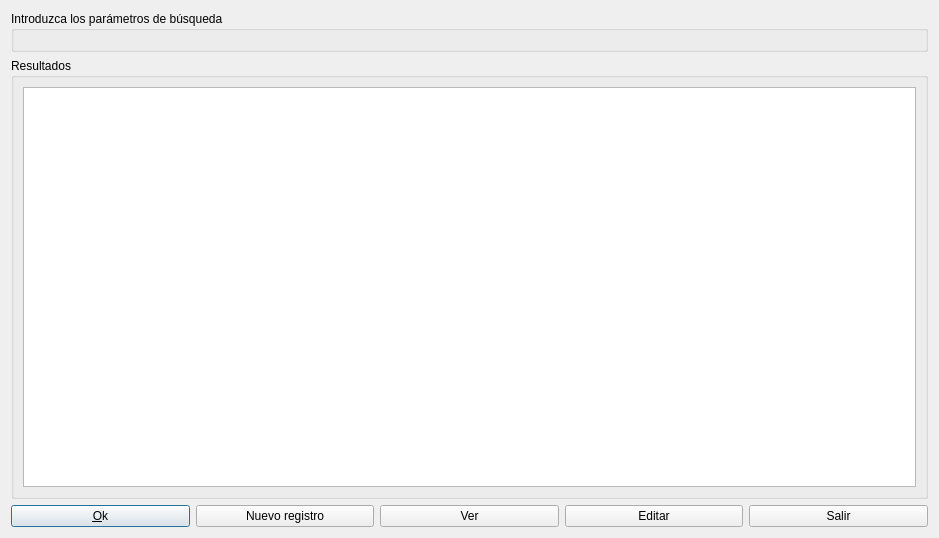
Qt form src/lib/daobusiness/forms/dbsearchdlg.ui (dpinelo/AS7) before a commit.
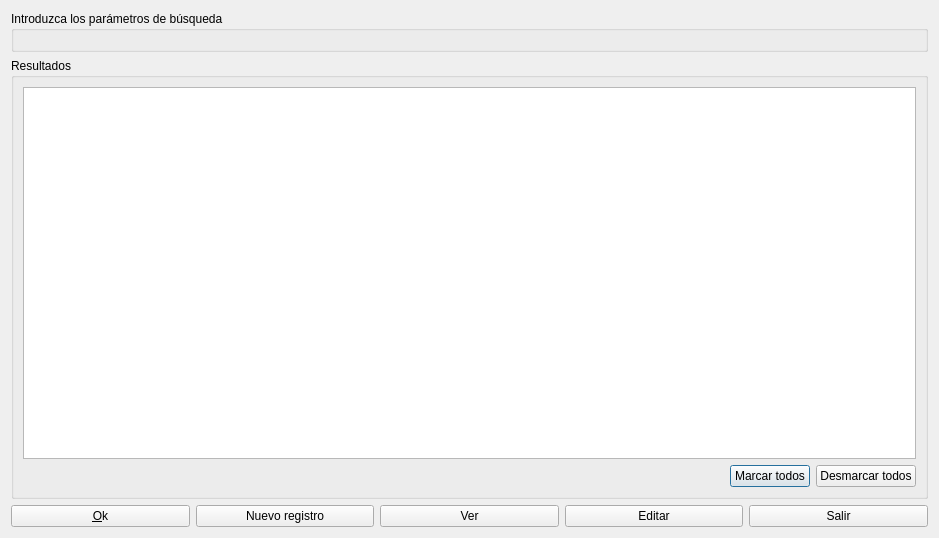
The same form after that commit. Icons and pictures are not drawn. Custom widgets are drawn as their Qt base class.

```diff
--- a/src/lib/daobusiness/forms/dbsearchdlg.ui
+++ b/src/lib/daobusiness/forms/dbsearchdlg.ui
@@ -35,8 +35,8 @@
      <property name="title">
       <string>Resultados</string>
      </property>
-     <layout class="QVBoxLayout" name="verticalLayout_3">
-      <item>
+     <layout class="QGridLayout" name="gridLayout_2">
+      <item row="0" column="0" colspan="3">
        <widget class="QStackedWidget" name="swPages">
         <property name="currentIndex">
          <number>0</number>
@@ -79,6 +79,33 @@
         </widget>
        </widget>
       </item>
+      <item row="1" column="0">
+       <spacer name="horizontalSpacer">
+        <property name="orientation">
+         <enum>Qt::Horizontal</enum>
+        </property>
+        <property name="sizeHint" stdset="0">
+         <size>
+          <width>665</width>
+          <height>20</height>
+         </size>
+        </property>
+       </spacer>
+      </item>
+      <item row="1" column="1">
+       <widget class="QPushButton" name="pbCheckAll">
+        <property name="text">
+         <string>Marcar todos</string>
+        </property>
+       </widget>
+      </item>
+      <item row="1" column="2">
+       <widget class="QPushButton" name="pbUncheckAll">
+        <property name="text">
+         <string>Desmarcar todos</string>
+        </property>
+       </widget>
+      </item>
      </layout>
     </widget>
    </item>
```
Left out of the diff: 23 changed lines with no effect on the pictures.
